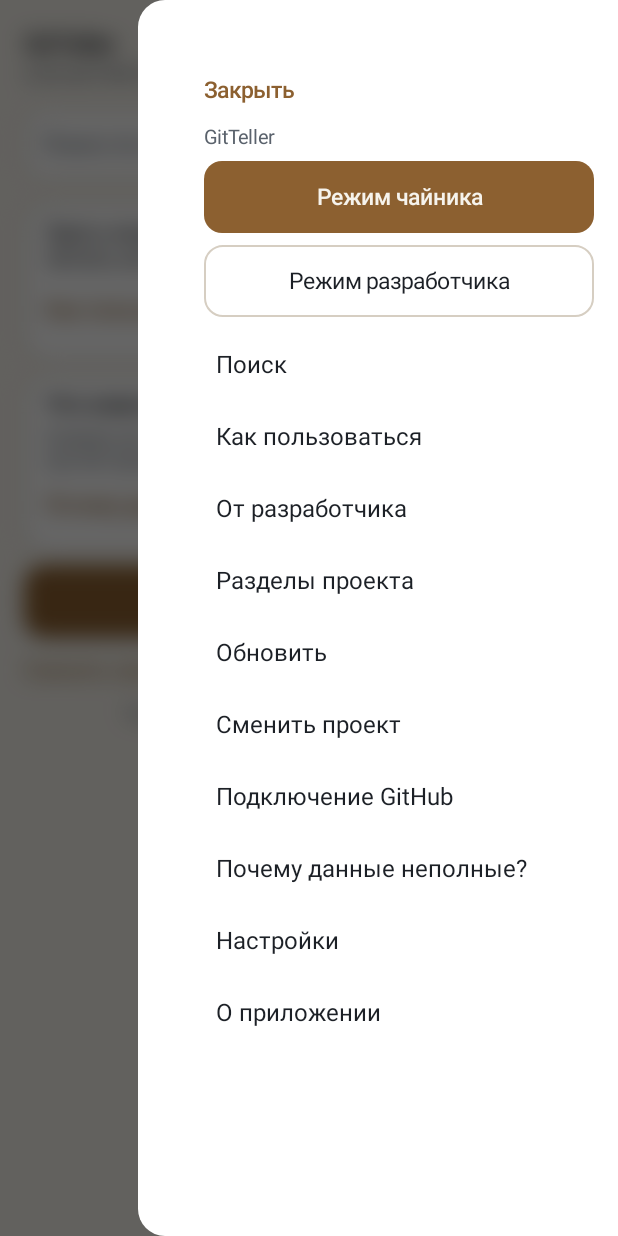
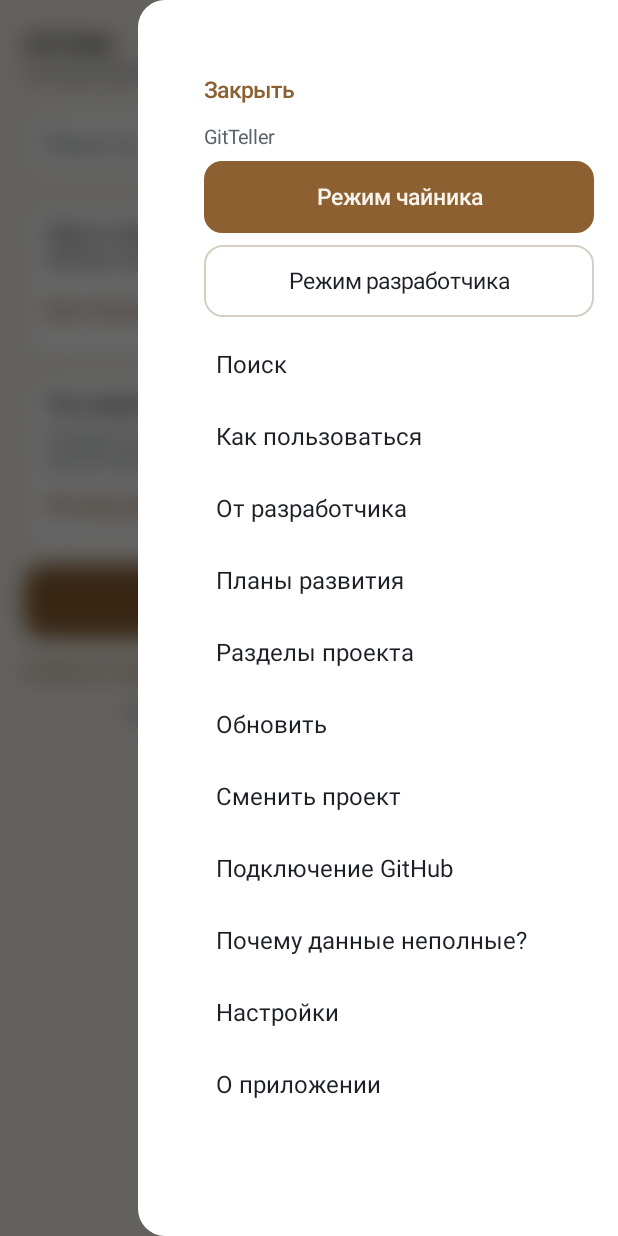
Before and after one commit to ivankondral1998-dot/GitTeller, an Android app: the MainActivity screen opened directly, with no data from a screen before it, after a tap on an icon or button, on a phone screen of 412 x 824 dp. Run offline under Robolectric (Android 15) with nearby library versions, the phone set to English and light mode, and no system bars; libraries missing offline, so code that uses them is left out: com.yandex.mobile; pictures from the network do not load; 12 statements that could not run were skipped.

Commit message:
feat: link roadmap from navigation drawer

```diff
--- a/app/src/main/java/app/unocontrol/MainActivity.java
+++ b/app/src/main/java/app/unocontrol/MainActivity.java
@@ -820,6 +820,7 @@ public final class MainActivity extends Activity {
         });
         drawerItem(items, "Как пользоваться", () -> { closeDrawer(false); openPage("guide"); });
         drawerItem(items, "От разработчика", () -> { closeDrawer(false); openPage("developer-notes"); });
+        drawerItem(items, "Планы развития", () -> { closeDrawer(false); openPage("roadmap"); });
         drawerItem(items, "Разделы проекта", () -> { closeDrawer(false); openPage("index"); });
         drawerItem(items, "Обновить", () -> { closeDrawer(false); sync(); });
         drawerItem(items, "Сменить проект", () -> { closeDrawer(false); openPage("projects"); });
```
